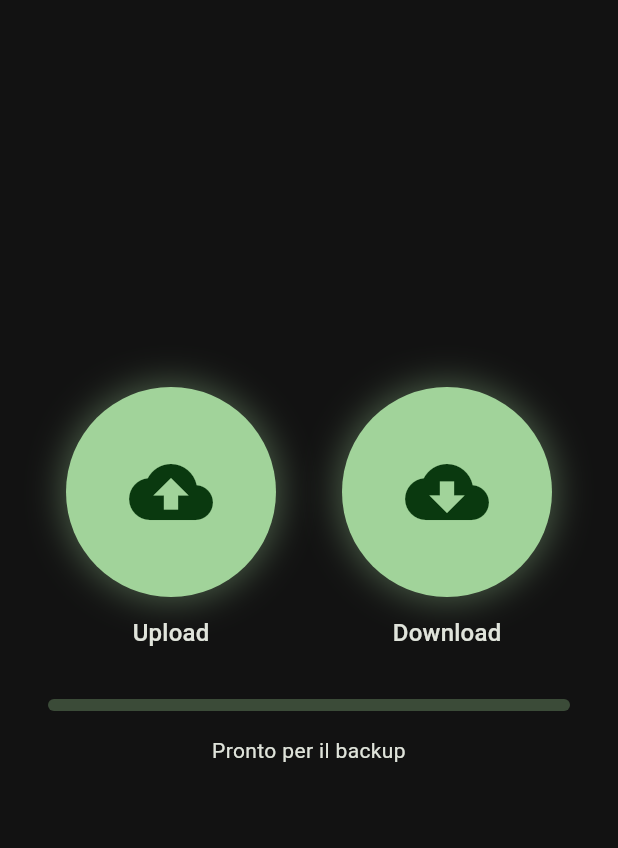
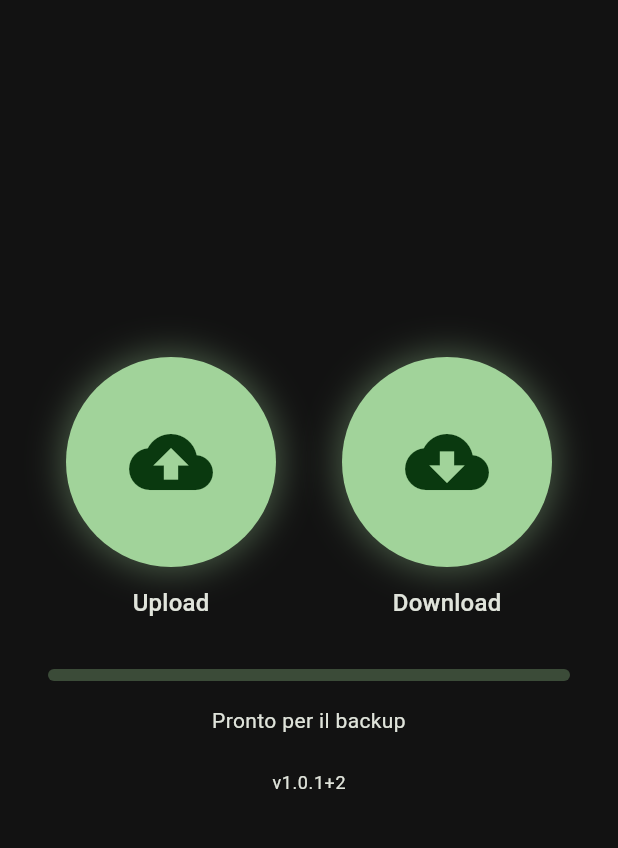
Before and after one commit to newincogniter91/music-backup-system, a Flutter app: the screen it shows after launch, on a phone screen of 412 x 824 dp, the part 84-932 px from its top. Run offline on Flutter 3.47's test engine with Material 3 defaults, Android fonts, the phone set to English and light mode, and no system bars; our stand-ins replace permission_handler, shared_preferences.

Commit message:
correzione errore app android

```diff
--- a/music_backup_app/lib/screens/home_screen.dart
+++ b/music_backup_app/lib/screens/home_screen.dart
@@ -210,6 +210,10 @@ class _HomeScreenState extends State<HomeScreen> {
                 style: theme.textTheme.bodyMedium,
               ),
             ),
+            const SizedBox(height: 24),
+            // Versione della build, per riconoscere quale APK sta girando.
+            // Va tenuta uguale a `version:` in pubspec.yaml.
+            Text('v1.0.1+2', style: theme.textTheme.bodySmall),
           ],
         ),
       ),
--- a/music_backup_app/pubspec.yaml
+++ b/music_backup_app/pubspec.yaml
@@ -1,7 +1,7 @@
 name: music_backup
 description: App per il backup automatico di file audio verso un server sulla rete privata.
 publish_to: 'none'
-version: 1.0.0+1
+version: 1.0.1+2
 
 environment:
   sdk: '>=3.0.0 <4.0.0'
```
